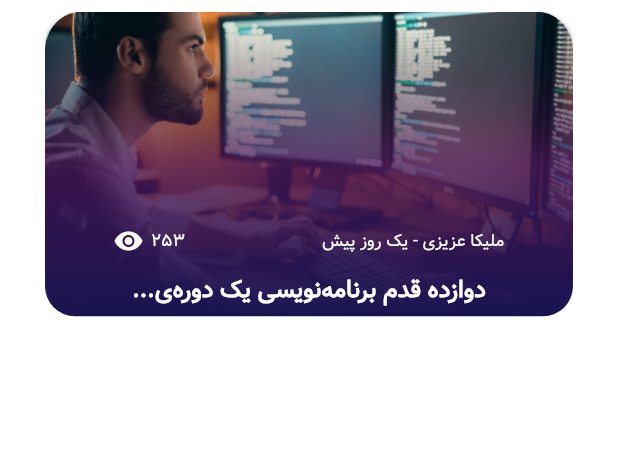
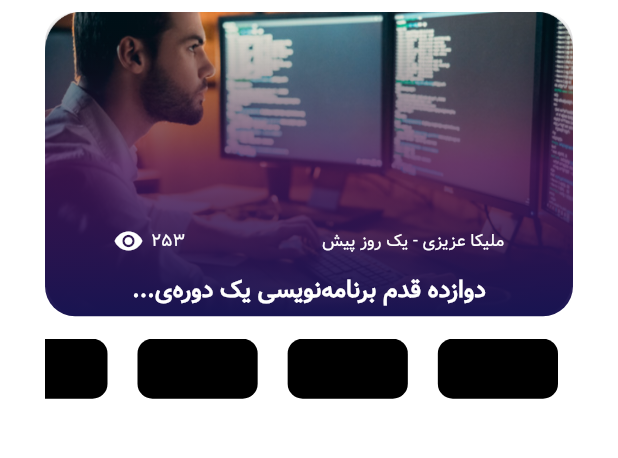
Before and after one commit to Sobhan-Ziyaei/tech_blog, a Flutter app: the screen it shows after launch, on a phone screen of 412 x 824 dp, the part 96-554 px from its top. Run offline on Flutter 3.47's test engine with Material 2 defaults, Android fonts, the phone set to English and light mode, and no system bars; our stand-ins replace flutter_screenutil, flutter_spinkit.

Commit message:
update main screen

```diff
--- a/lib/main.dart
+++ b/lib/main.dart
@@ -1,3 +1,4 @@
+import 'package:flutter/gestures.dart';
 import 'package:flutter/material.dart';
 import 'package:flutter/services.dart';
 import 'package:flutter_localizations/flutter_localizations.dart';
@@ -34,6 +35,7 @@ class MyApp extends StatelessWidget {
       splitScreenMode: true,
       builder: (context, child) {
         return MaterialApp(
+          scrollBehavior: MyCustomScrollBehavior(),
           theme: CustomTheme.lightTheme,
           debugShowCheckedModeBanner: false,
           localizationsDelegates: const [
@@ -51,3 +53,12 @@ class MyApp extends StatelessWidget {
     );
   }
 }
+
+class MyCustomScrollBehavior extends MaterialScrollBehavior {
+  @override
+  Set<PointerDeviceKind> get dragDevices => {
+        PointerDeviceKind.touch,
+        PointerDeviceKind.mouse,
+        // etc.
+      };
+}
--- a/lib/models/fake_data.dart
+++ b/lib/models/fake_data.dart
@@ -1,4 +1,5 @@
 import 'package:tech_blog/gen/assets.gen.dart';
+import 'package:tech_blog/models/hashtag.dart';
 import 'package:tech_blog/ui/constants/strings.dart';
 
 Map mainScreenPosterMap = {
@@ -7,3 +8,13 @@ Map mainScreenPosterMap = {
   'views': MainStrings.homePosterViews,
   'title': MainStrings.homePosterTitle,
 };
+
+//blog fake data
+
+List<HashTag> tagList = [
+  HashTag(title: 'جاوا'),
+  HashTag(title: 'کاتلین'),
+  HashTag(title: 'وب'),
+  HashTag(title: 'هوش مصنوعی'),
+  HashTag(title: 'دارت'),
+];
--- /dev/null
+++ b/lib/models/hashtag.dart
@@ -0,0 +1,5 @@
+class HashTag {
+  String title;
+
+  HashTag({required this.title});
+}
--- a/lib/ui/screens/main_screen.dart
+++ b/lib/ui/screens/main_screen.dart
@@ -2,7 +2,6 @@ import 'package:flutter/material.dart';
 import 'package:flutter_screenutil/flutter_screenutil.dart';
 import 'package:tech_blog/gen/assets.gen.dart';
 import 'package:tech_blog/models/fake_data.dart';
-import 'package:tech_blog/ui/constants/strings.dart';
 import 'package:tech_blog/ui/theme/colors.dart';
 
 class MainScreen extends StatefulWidget {
@@ -100,9 +99,44 @@ class _MainScreenState extends State<MainScreen> {
                 ],
               ),
             ),
+            const SizedBox(height: 15),
+            SizedBox(
+              height: 40,
+              child: Padding(
+                padding: const EdgeInsets.symmetric(horizontal: 30),
+                child: ListView.builder(
+                  scrollDirection: Axis.horizontal,
+                  itemCount: 5,
+                  itemBuilder: (context, index) {
+                    return const Padding(
+                      padding: EdgeInsets.symmetric(horizontal: 10),
+                      child: HashTagItem(),
+                    );
+                  },
+                ),
+              ),
+            )
           ],
         ),
       ),
     );
   }
 }
+
+class HashTagItem extends StatelessWidget {
+  const HashTagItem({Key? key}) : super(key: key);
+
+  @override
+  Widget build(BuildContext context) {
+    return Container(
+      width: ScreenUtil().setWidth(70),
+      height: ScreenUtil().setHeight(1),
+      decoration: const BoxDecoration(
+        color: Colors.black,
+        borderRadius: BorderRadius.all(
+          Radius.circular(10),
+        ),
+      ),
+    );
+  }
+}
```
